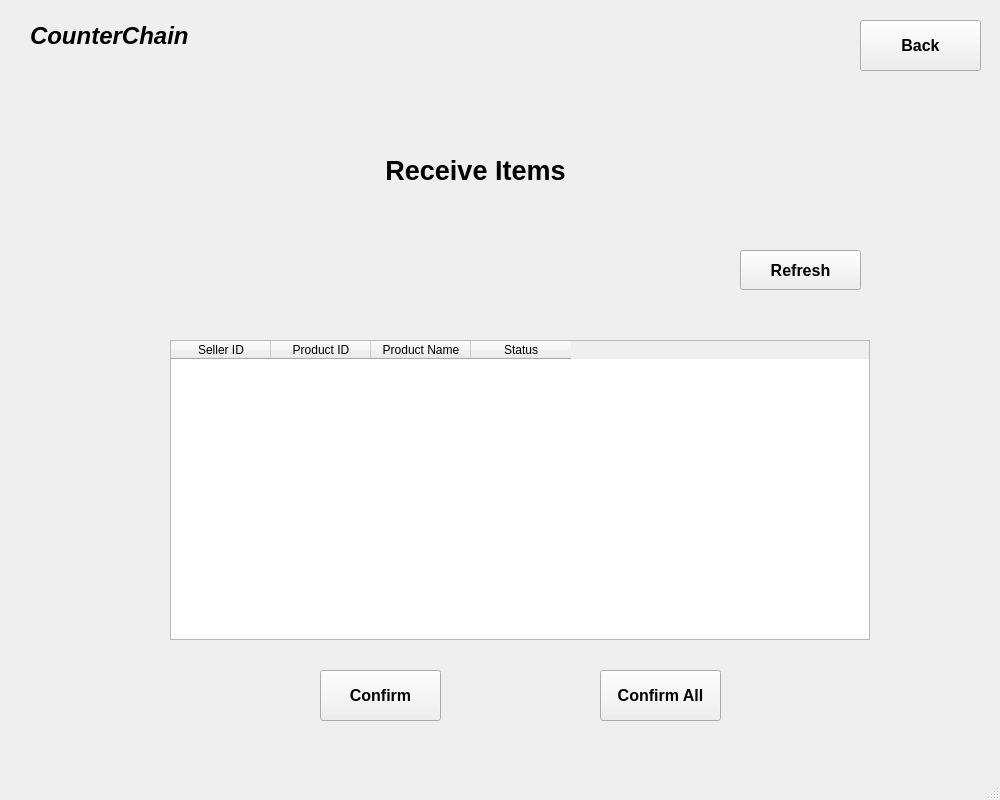
First picture: the form in receiveWindow.ui, repository shubham0298/CounterChain, before the edit.
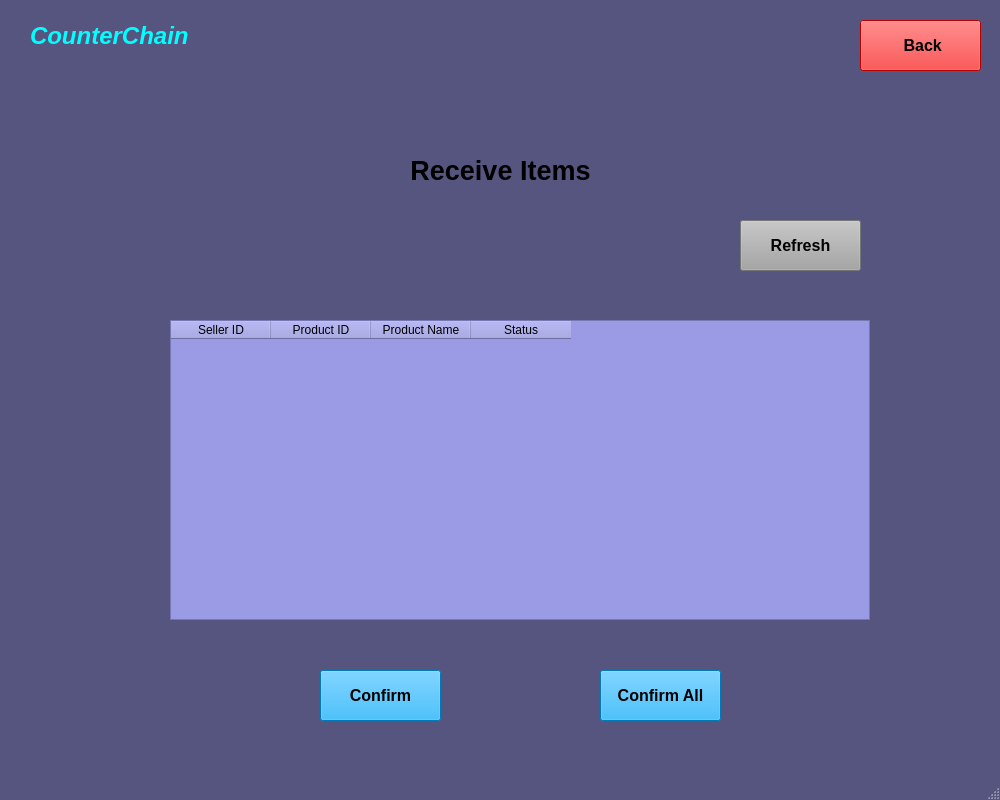
Second picture: the form after the edit. Icons and pictures are not drawn.

```diff
--- a/receiveWindow.ui
+++ b/receiveWindow.ui
@@ -28,14 +28,36 @@
     <height>800</height>
    </size>
   </property>
+  <property name="font">
+   <font>
+    <pointsize>12</pointsize>
+   </font>
+  </property>
   <property name="windowTitle">
    <string>CounterChain - Receive Items</string>
   </property>
+  <property name="styleSheet">
+   <string notr="true">QMainWindow{
+	background-color: rgb(85, 85, 127);
+}
+QPushButton#homeButton{
+	background-color: rgb(255, 0, 0);
+}
+QPushButton#rcvButton{
+	background-color: rgb(0, 170, 255);
+}
+QPushButton#rcvallButton{
+	background-color: rgb(0, 170, 255);
+}
+QPushButton#checkButton{
+	background-color: rgb(165, 165, 165);
+}</string>
+  </property>
   <widget class="QWidget" name="centralwidget">
    <widget class="QLabel" name="label">
     <property name="geometry">
      <rect>
-      <x>350</x>
+      <x>375</x>
       <y>150</y>
       <width>251</width>
       <height>40</height>
@@ -98,7 +120,17 @@
      <cursorShape>PointingHandCursor</cursorShape>
     </property>
     <property name="text">
-     <string>Back</string>
+     <string> Back</string>
+    </property>
+    <property name="icon">
+     <iconset>
+      <normaloff>Icons/backbutton.png</normaloff>Icons/backbutton.png</iconset>
+    </property>
+    <property name="iconSize">
+     <size>
+      <width>30</width>
+      <height>30</height>
+     </size>
     </property>
    </widget>
    <widget class="QLabel" name="label_5">
@@ -110,6 +142,43 @@
       <height>71</height>
      </rect>
     </property>
+    <property name="palette">
+     <palette>
+      <active>
+       <colorrole role="WindowText">
+        <brush brushstyle="SolidPattern">
+         <color alpha="255">
+          <red>0</red>
+          <green>255</green>
+          <blue>255</blue>
+         </color>
+        </brush>
+       </colorrole>
+      </active>
+      <inactive>
+       <colorrole role="WindowText">
+        <brush brushstyle="SolidPattern">
+         <color alpha="255">
+          <red>0</red>
+          <green>255</green>
+          <blue>255</blue>
+         </color>
+        </brush>
+       </colorrole>
+      </inactive>
+      <disabled>
+       <colorrole role="WindowText">
+        <brush brushstyle="SolidPattern">
+         <color alpha="255">
+          <red>120</red>
+          <green>120</green>
+          <blue>120</blue>
+         </color>
+        </brush>
+       </colorrole>
+      </disabled>
+     </palette>
+    </property>
     <property name="font">
      <font>
       <pointsize>18</pointsize>
@@ -129,9 +198,9 @@
     <property name="geometry">
      <rect>
       <x>740</x>
-      <y>250</y>
+      <y>220</y>
       <width>121</width>
-      <height>40</height>
+      <height>51</height>
      </rect>
     </property>
     <property name="font">
@@ -149,7 +218,7 @@
     <property name="geometry">
      <rect>
       <x>170</x>
-      <y>340</y>
+      <y>320</y>
       <width>700</width>
       <height>300</height>
      </rect>
@@ -160,6 +229,14 @@
       <verstretch>0</verstretch>
      </sizepolicy>
     </property>
+    <property name="font">
+     <font>
+      <pointsize>9</pointsize>
+     </font>
+    </property>
+    <property name="styleSheet">
+     <string notr="true">background-color: rgb(154, 154, 229);</string>
+    </property>
     <column>
      <property name="text">
       <string>Seller ID</string>
```
Left out of the diff: 11 changed lines with no effect on the pictures.
